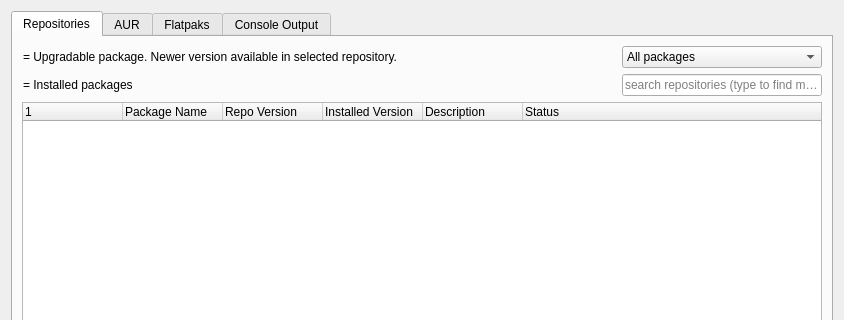
Above: src/mainwindow.ui from AdrianTM/mx-packageinstaller before the change; both pictures show x 0 to 844 and y 0 to 320 of the 844 by 607 pixel window. Below: the same form after it.
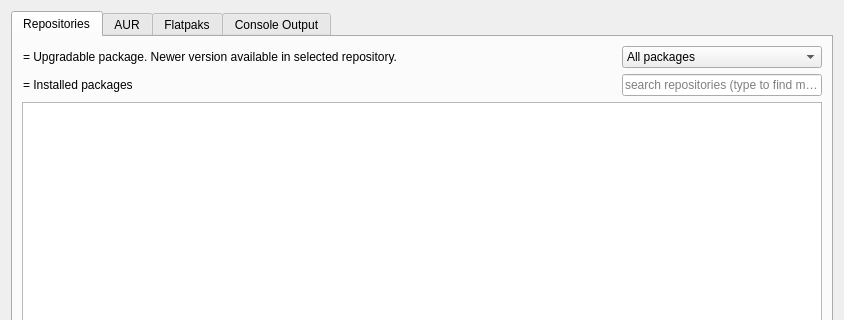
That is the form after the change. Icons and pictures are not drawn.

Commit message: Refactor code to use QTreeVew instead of QTreeWidget

```diff
--- a/src/mainwindow.ui
+++ b/src/mainwindow.ui
@@ -315,40 +315,10 @@
         </widget>
        </item>
        <item row="2" column="0" colspan="5">
-        <widget class="QTreeWidget" name="treeRepo">
+        <widget class="QTreeView" name="treeRepo">
          <property name="sortingEnabled">
-          <bool>false</bool>
+          <bool>true</bool>
          </property>
-         <column>
-          <property name="text">
-           <string notr="true" />
-          </property>
-         </column>
-         <column>
-          <property name="text">
-           <string>Package Name</string>
-          </property>
-         </column>
-         <column>
-          <property name="text">
-           <string>Repo Version</string>
-          </property>
-         </column>
-         <column>
-          <property name="text">
-           <string>Installed Version</string>
-          </property>
-         </column>
-         <column>
-          <property name="text">
-           <string>Description</string>
-          </property>
-         </column>
-         <column>
-          <property name="text">
-           <string notr="true">Status</string>
-          </property>
-         </column>
         </widget>
        </item>
       </layout>
```
Left out of the diff: 34 changed lines with no effect on the pictures. The commit also changes 7 other files.
